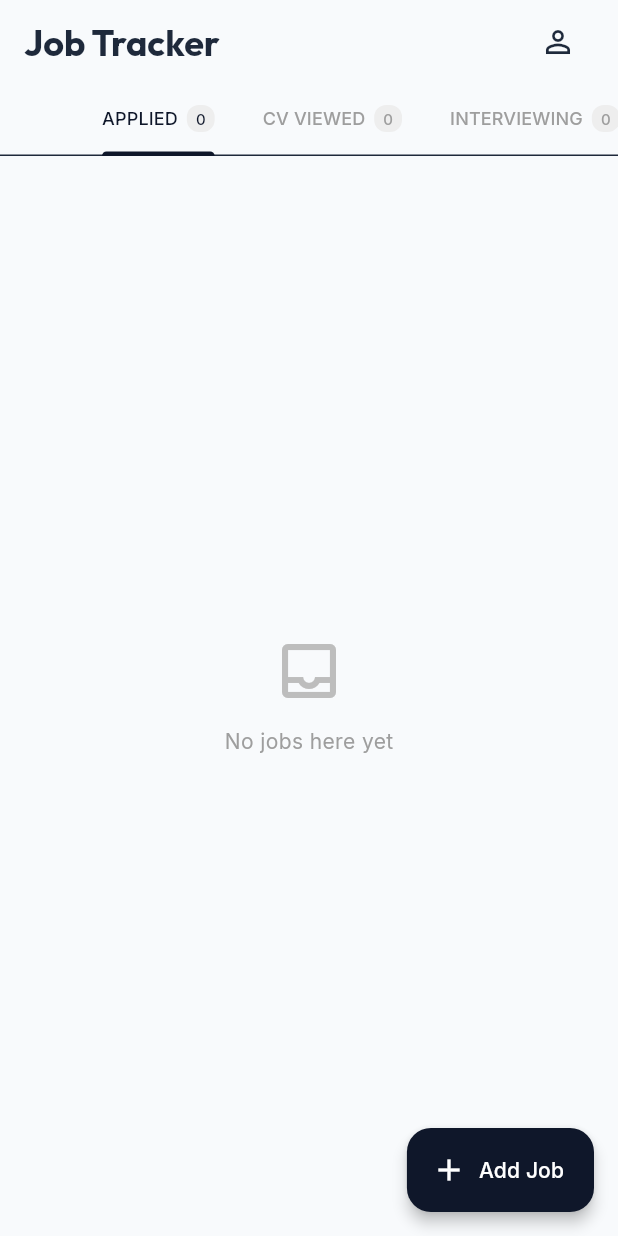
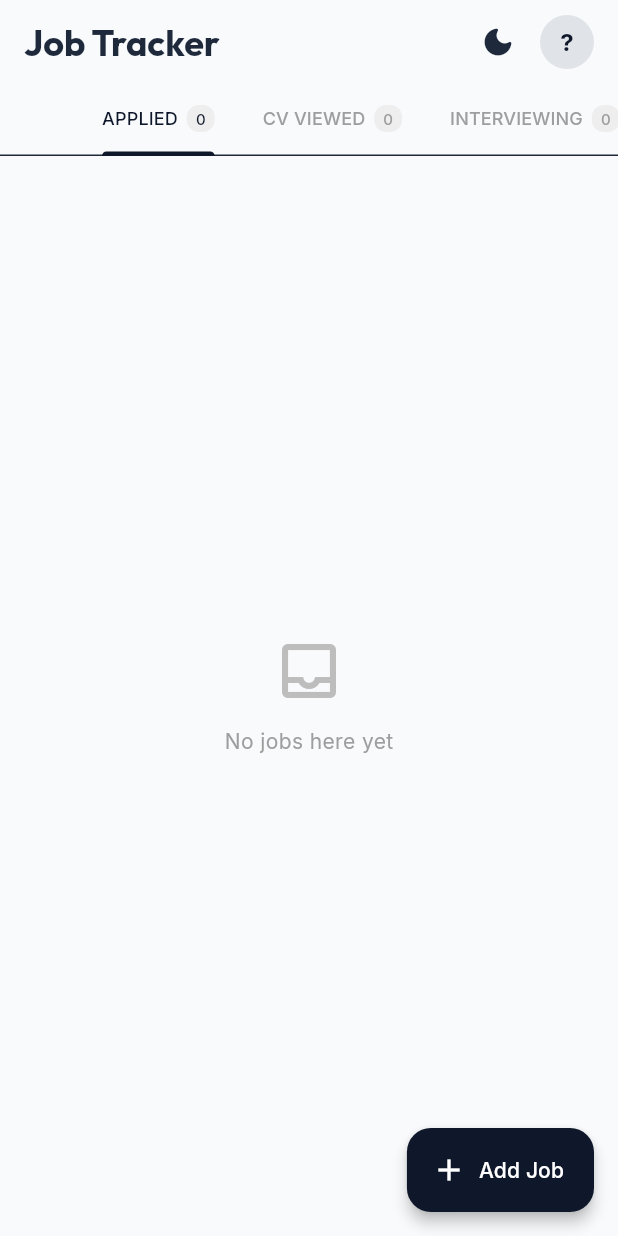
Before and after one commit to Thariq16/Job-Tracker, a Flutter app: the screen it shows once a user with an empty profile is signed in, on a phone screen of 412 x 824 dp. Run offline on Flutter 3.47's test engine with Material 3 defaults, Android fonts, the phone set to English and light mode, and no system bars; our stand-ins replace cloud_firestore, file_picker, firebase_auth, firebase_core, firebase_storage, flutter_animate and 5 more; accounts and stored records are empty; statements that could not run were skipped.

Commit message:
feat: Add dashboard screen, job card component, and comprehensive app theming with light and dark modes.

```diff
--- a/lib/core/theme.dart
+++ b/lib/core/theme.dart
@@ -2,7 +2,7 @@ import 'package:flutter/material.dart';
 import 'package:google_fonts/google_fonts.dart';
 
 class AppTheme {
-  // Colors - Premium/Minimalist Palette
+  // Light Theme Colors - Premium/Minimalist Palette
   static const Color primary = Color(0xFF0F172A); // Slate 900
   static const Color secondary = Color(0xFF334155); // Slate 700
   static const Color accent = Color(0xFF6366F1); // Indigo 500
@@ -13,6 +13,16 @@ class AppTheme {
   // Text Colors
   static const Color textPrimary = Color(0xFF1E293B); // Slate 800
   static const Color textSecondary = Color(0xFF64748B); // Slate 500
+
+  // Dark Theme Colors - Sexy Premium Dark
+  static const Color darkBg = Color(0xFF0A0A0F); // Near black with blue tint
+  static const Color darkSurface = Color(0xFF12121A); // Card background
+  static const Color darkElevated = Color(0xFF1A1A24); // Elevated surfaces
+  static const Color darkAccent = Color(0xFF818CF8); // Lighter indigo for dark
+  static const Color darkAccentSecondary = Color(0xFFA78BFA); // Purple accent
+  static const Color darkBorder = Color(0xFF2A2A3A); // Subtle border
+  static const Color darkTextPrimary = Color(0xFFF1F5F9); // Slate 100
+  static const Color darkTextSecondary = Color(0xFF94A3B8); // Slate 400
 
   static ThemeData get lightTheme {
     return ThemeData(
@@ -108,53 +118,128 @@ class AppTheme {
       ),
     );
   }
+
   static ThemeData get darkTheme {
     return ThemeData(
       useMaterial3: true,
       brightness: Brightness.dark,
-      scaffoldBackgroundColor: const Color(0xFF0F172A),
+      scaffoldBackgroundColor: darkBg,
       colorScheme: const ColorScheme.dark(
-        primary: accent,
-        secondary: secondary,
-        surface: Color(0xFF1E293B),
-        background: Color(0xFF0F172A),
-        error: error,
+        primary: darkAccent,
+        secondary: darkAccentSecondary,
+        surface: darkSurface,
+        background: darkBg,
+        error: Color(0xFFF87171), // Lighter red for dark
+        onPrimary: Colors.white,
+        onSecondary: Colors.white,
+        onSurface: darkTextPrimary,
+        onBackground: darkTextPrimary,
       ),
-      textTheme: GoogleFonts.interTextTheme(ThemeData.dark().textTheme).apply(
-         bodyColor: Colors.white,
-         displayColor: Colors.white,
+      textTheme: GoogleFonts.interTextTheme(ThemeData.dark().textTheme).copyWith(
+        displayLarge: GoogleFonts.inter(
+          fontSize: 32,
+          fontWeight: FontWeight.bold,
+          color: darkTextPrimary,
+          letterSpacing: -0.5,
+        ),
+        displayMedium: GoogleFonts.inter(
+          fontSize: 24,
+          fontWeight: FontWeight.w600,
+          color: darkTextPrimary,
+          letterSpacing: -0.5,
+        ),
+        bodyLarge: GoogleFonts.inter(
+          fontSize: 16,
+          color: darkTextPrimary,
+          height: 1.5,
+        ),
+        bodyMedium: GoogleFonts.inter(
+          fontSize: 14,
+          color: darkTextSecondary,
+          height: 1.5,
+        ),
       ),
       appBarTheme: const AppBarTheme(
         backgroundColor: Colors.transparent,
         elevation: 0,
         centerTitle: false,
-        iconTheme: IconThemeData(color: Colors.white),
+        iconTheme: IconThemeData(color: darkTextPrimary),
         titleTextStyle: TextStyle(
-            color: Colors.white, fontSize: 20, fontWeight: FontWeight.bold),
+            color: darkTextPrimary, fontSize: 20, fontWeight: FontWeight.bold),
       ),
       cardTheme: CardThemeData(
-        color: const Color(0xFF1E293B),
+        color: darkSurface,
         elevation: 0,
+        shadowColor: Colors.black.withOpacity(0.3),
         shape: RoundedRectangleBorder(
-            borderRadius: BorderRadius.circular(16),
-            side: BorderSide(color: Colors.white.withOpacity(0.1))),
+          borderRadius: BorderRadius.circular(16),
+          side: BorderSide(color: darkBorder),
+        ),
+      ),
+      elevatedButtonTheme: ElevatedButtonThemeData(
+        style: ElevatedButton.styleFrom(
+          backgroundColor: darkAccent,
+          foregroundColor: Colors.white,
+          elevation: 0,
+          padding: const EdgeInsets.symmetric(horizontal: 24, vertical: 16),
+          shape: RoundedRectangleBorder(
+            borderRadius: BorderRadius.circular(12),
+          ),
+          textStyle: GoogleFonts.inter(
+            fontWeight: FontWeight.w600,
+            fontSize: 16,
+          ),
+        ),
+      ),
+      floatingActionButtonTheme: FloatingActionButtonThemeData(
+        backgroundColor: darkAccent,
+        foregroundColor: Colors.white,
+        elevation: 8,
+        shape: RoundedRectangleBorder(borderRadius: BorderRadius.circular(16)),
       ),
       inputDecorationTheme: InputDecorationTheme(
         filled: true,
-        fillColor: const Color(0xFF1E293B),
+        fillColor: darkElevated,
         border: OutlineInputBorder(
           borderRadius: BorderRadius.circular(12),
-          borderSide: BorderSide(color: Colors.white.withOpacity(0.1)),
+          borderSide: BorderSide(color: darkBorder),
         ),
         enabledBorder: OutlineInputBorder(
           borderRadius: BorderRadius.circular(12),
-          borderSide: BorderSide(color: Colors.white.withOpacity(0.1)),
+          borderSide: BorderSide(color: darkBorder),
         ),
         focusedBorder: OutlineInputBorder(
           borderRadius: BorderRadius.circular(12),
-          borderSide: const BorderSide(color: accent, width: 2),
+          borderSide: const BorderSide(color: darkAccent, width: 2),
+        ),
+        contentPadding: const EdgeInsets.symmetric(horizontal: 16, vertical: 16),
+        hintStyle: GoogleFonts.inter(color: darkTextSecondary),
+        labelStyle: GoogleFonts.inter(color: darkTextSecondary),
+      ),
+      chipTheme: ChipThemeData(
+        backgroundColor: darkElevated,
+        deleteIconColor: darkTextSecondary,
+        labelStyle: GoogleFonts.inter(color: darkTextPrimary),
+        side: BorderSide(color: darkBorder),
+        shape: RoundedRectangleBorder(borderRadius: BorderRadius.circular(8)),
+      ),
+      snackBarTheme: SnackBarThemeData(
+        backgroundColor: darkElevated,
+        contentTextStyle: GoogleFonts.inter(color: darkTextPrimary),
+        shape: RoundedRectangleBorder(borderRadius: BorderRadius.circular(12)),
+        behavior: SnackBarBehavior.floating,
+      ),
+      bottomSheetTheme: BottomSheetThemeData(
+        backgroundColor: darkSurface,
+        shape: const RoundedRectangleBorder(
+          borderRadius: BorderRadius.vertical(top: Radius.circular(24)),
         ),
       ),
+      popupMenuTheme: PopupMenuThemeData(
+        color: darkElevated,
+        shape: RoundedRectangleBorder(borderRadius: BorderRadius.circular(12)),
+      ),
+      dividerColor: darkBorder,
     );
   }
 }
--- a/lib/features/dashboard/dashboard_screen.dart
+++ b/lib/features/dashboard/dashboard_screen.dart
@@ -2,22 +2,25 @@ import 'package:flutter/material.dart';
 import 'package:go_router/go_router.dart';
 import 'package:flutter_riverpod/flutter_riverpod.dart';
 import 'package:flutter_animate/flutter_animate.dart';
+import 'package:firebase_auth/firebase_auth.dart';
 import 'job_card.dart';
 import '../jobs/add_job_modal.dart';
 import '../jobs/jobs_provider.dart';
 
-import 'package:job_tracker/features/profile/profile_screen.dart'; // Import Profile Screen
+import 'package:job_tracker/features/profile/profile_screen.dart';
 import 'package:google_fonts/google_fonts.dart';
-import 'package:job_tracker/features/kanban/kanban_board.dart'; // Import Kanban
+import 'package:job_tracker/features/kanban/kanban_board.dart';
+import 'package:job_tracker/core/theme_provider.dart';
 
 class DashboardScreen extends ConsumerWidget {
   const DashboardScreen({super.key});
 
   @override
   Widget build(BuildContext context, WidgetRef ref) {
-    // We don't need to watch jobs here anymore if KanbanBoard handles it,
-    // but we can keep it if we want summary stats later.
     final jobsAsync = ref.watch(jobsStreamProvider);
+    final user = FirebaseAuth.instance.currentUser;
+    final themeMode = ref.watch(themeModeProvider);
+    final isDark = themeMode == ThemeMode.dark;
 
     return Scaffold(
       appBar: AppBar(
@@ -29,14 +32,51 @@ class DashboardScreen extends ConsumerWidget {
           ),
         ),
         actions: [
+          // Theme Toggle
           IconButton(
-            icon: const Icon(Icons.person_outline),
-            onPressed: () => context.push('/profile'),
+            onPressed: () => toggleTheme(ref),
+            icon: AnimatedSwitcher(
+              duration: const Duration(milliseconds: 300),
+              transitionBuilder: (child, animation) => RotationTransition(
+                turns: animation,
+                child: FadeTransition(opacity: animation, child: child),
+              ),
+              child: Icon(
+                isDark ? Icons.light_mode_rounded : Icons.dark_mode_rounded,
+                key: ValueKey(isDark),
+              ),
+            ),
+            tooltip: isDark ? 'Light Mode' : 'Dark Mode',
           ),
-          const SizedBox(width: 16),
+          const SizedBox(width: 4),
+          // Profile Avatar
+          GestureDetector(
+            onTap: () => context.push('/profile'),
+            child: Container(
+              margin: const EdgeInsets.only(right: 16),
+              child: user?.photoURL != null
+                  ? CircleAvatar(
+                      radius: 18,
+                      backgroundImage: NetworkImage(user!.photoURL!),
+                    )
+                  : CircleAvatar(
+                      radius: 18,
+                      backgroundColor: Theme.of(context).colorScheme.primary.withOpacity(0.1),
+                      child: Text(
+                        user?.displayName?.isNotEmpty == true
+                            ? user!.displayName![0].toUpperCase()
+                            : '?',
+                        style: TextStyle(
+                          fontWeight: FontWeight.bold,
+                          color: Theme.of(context).colorScheme.primary,
+                        ),
+                      ),
+                    ),
+            ),
+          ),
         ],
       ),
-      body: const KanbanBoard(), // Switch to Kanban
+      body: const KanbanBoard(),
       floatingActionButton: FloatingActionButton.extended(
         onPressed: () {
            showModalBottomSheet(
```
Also changed, not shown: lib/features/dashboard/job_card.dart (+143 -130 lines).
